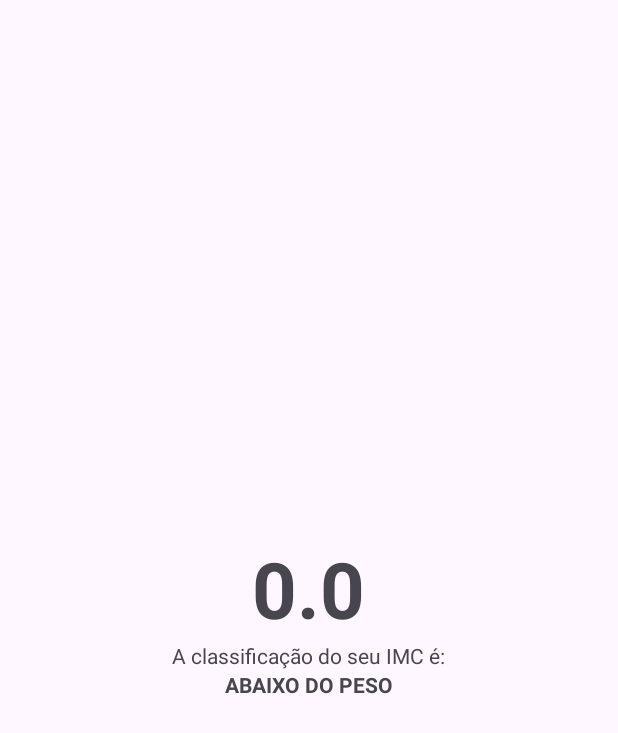
After one commit to DanZx819/Calculadora-IMC, an Android app: the ResultActivity screen opened directly, with no data from a screen before it, on a phone screen of 412 x 824 dp. The commit adds this screen. Shown: the top 733 px of the screen. Run offline under Robolectric (Android 15) with nearby library versions, the phone set to English and light mode, and no system bars.

Commit message:
Adicionando a segunda tela
E adicionando o calculo e puxando do outro arquivo

```diff
--- a/app/build.gradle.kts
+++ b/app/build.gradle.kts
@@ -41,6 +41,7 @@ dependencies {
     implementation("androidx.appcompat:appcompat:1.6.1")
     implementation("com.google.android.material:material:1.10.0")
     implementation("androidx.constraintlayout:constraintlayout:2.1.4")
+    implementation("androidx.activity:activity:1.9.3")
     testImplementation("junit:junit:4.13.2")
     androidTestImplementation("androidx.test.ext:junit:1.1.5")
     androidTestImplementation("androidx.test.espresso:espresso-core:3.5.1")
--- a/app/src/main/AndroidManifest.xml
+++ b/app/src/main/AndroidManifest.xml
@@ -13,6 +13,9 @@
         android:theme="@style/Theme.Calculadoraimc"
         tools:targetApi="31">
         <activity
+            android:name=".ResultActivity"
+            android:exported="false" />
+        <activity
             android:name=".MainActivity"
             android:exported="true">
             <intent-filter>
--- a/app/src/main/java/com/comunidadedevspace/imc/MainActivity.kt
+++ b/app/src/main/java/com/comunidadedevspace/imc/MainActivity.kt
@@ -1,5 +1,6 @@
 package com.comunidadedevspace.imc
 
+import android.content.Intent
 import androidx.appcompat.app.AppCompatActivity
 import android.os.Bundle
 import android.widget.Button
@@ -31,7 +32,7 @@ class MainActivity : AppCompatActivity() {
             val alturaStr: String = edtAltura.text.toString()
 
             if(pesoStr == "" || alturaStr == ""){
-                // Mostrar mensagem para o usuario
+                // Mostrar SnackBar para o usuario
                 Snackbar
                     .make(
                         edtPeso,
@@ -39,16 +40,22 @@ class MainActivity : AppCompatActivity() {
                         Snackbar.LENGTH_LONG
                     ).show()
             }else{
+                //Fazer o calculo do IMC
                 val peso = pesoStr.toFloat()
                 val altura = alturaStr.toFloat()
                 val resultado = peso / (altura * altura)
                 println(resultado)
+                //Navegar para a proxima tela
+                //Criar o layout da proxima tela
+                //Passar dados para a proxima tela
+
+                //Intent -  Classe do proprio android
+                val intent = Intent(this, ResultActivity::class.java)
+                intent.putExtra(KEY_RESULT_IMC, resultado)
+                startActivity(intent)
             }
 
-            //Fazer o calculo do IMC
+        }
 
-
-
-        }
     }
 }
--- /dev/null
+++ b/app/src/main/java/com/comunidadedevspace/imc/ResultActivity.kt
@@ -0,0 +1,44 @@
+package com.comunidadedevspace.imc
+
+import android.os.Bundle
+import android.widget.TextView
+import androidx.activity.enableEdgeToEdge
+import androidx.appcompat.app.AppCompatActivity
+import androidx.core.view.ViewCompat
+import androidx.core.view.WindowInsetsCompat
+
+const val KEY_RESULT_IMC = "ResultActivity.KEY_IMC"
+
+class ResultActivity : AppCompatActivity() {
+    override fun onCreate(savedInstanceState: Bundle?) {
+        super.onCreate(savedInstanceState)
+        enableEdgeToEdge()
+        setContentView(R.layout.activity_result)
+
+        val result = intent.getFloatExtra(KEY_RESULT_IMC, 0f)
+
+
+        val tvResult = findViewById<TextView>(R.id.tv_result)
+        val tvClassificaçao = findViewById<TextView>(R.id.tv_classificaçao)
+
+        tvResult.text = result.toString()
+
+        //Classificação do IMC
+
+        var classificacao: String?
+
+        if (result < 18.5f) {
+            classificacao = "ABAIXO DO PESO"
+        } else if (result > 18.5f && result <= 24.9f) {
+            classificacao = "PESO NORMAL"
+        } else if (result > 24.9f && result <= 29.9f) {
+            classificacao = "SOBRE PESO"
+        } else if (result > 30f && result <= 39.9f) {
+            classificacao = "OBESIDADE"
+        } else {
+            classificacao = "OBESIDADE GRAVE"
+        }
+
+        tvClassificaçao.text = classificacao
+        }
+    }
--- /dev/null
+++ b/app/src/main/res/layout/activity_result.xml
@@ -0,0 +1,33 @@
+<?xml version="1.0" encoding="utf-8"?>
+<LinearLayout xmlns:android="http://schemas.android.com/apk/res/android"
+    xmlns:app="http://schemas.android.com/apk/res-auto"
+    xmlns:tools="http://schemas.android.com/tools"
+    android:id="@+id/main"
+    android:layout_width="match_parent"
+    android:layout_height="match_parent"
+    android:gravity="center"
+    android:orientation="vertical"
+    tools:context=".ResultActivity">
+
+    <TextView
+        android:id="@+id/tv_result"
+        android:textSize="52sp"
+        android:textStyle="bold"
+        android:maxLength="5"
+        android:layout_width="wrap_content"
+        android:layout_height="wrap_content"
+        tools:text="23.66" />
+
+    <TextView
+        android:id="@+id/tv_classificaçao_label"
+        android:layout_width="wrap_content"
+        android:layout_height="wrap_content"
+        android:text="A classificação do seu IMC é:" />
+
+    <TextView
+        android:id="@+id/tv_classificaçao"
+        android:layout_width="wrap_content"
+        android:layout_height="wrap_content"
+        android:textStyle="bold"
+        tools:text="NORMAL" />
+</LinearLayout>
```
